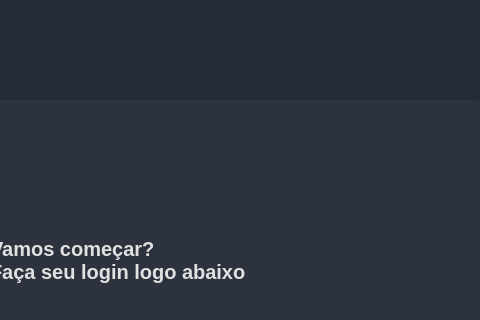
First picture: the form in ui_main.ui, repository cristovaoeustaquio/speech_integrator, before the edit; both pictures show x 210 to 690 and y 0 to 320 of the 800 by 800 pixel window.
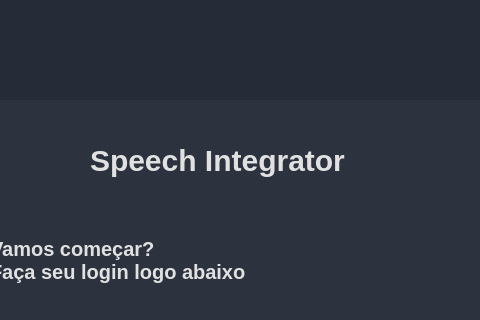
Second picture: the form after the edit. The open tabs and pages were chosen to show the change.

Diff of the .ui file:
```diff
--- a/ui_main.ui
+++ b/ui_main.ui
@@ -69,7 +69,7 @@
       </property>
       <property name="styleSheet">
        <string notr="true">background: #2c323e;
-border-radius: 20px;</string>
+</string>
       </property>
       <property name="currentIndex">
        <number>2</number>
@@ -265,6 +265,56 @@
          <string>Senha</string>
         </property>
        </widget>
+       <widget class="QLabel" name="labelTitle_5">
+        <property name="geometry">
+         <rect>
+          <x>200</x>
+          <y>20</y>
+          <width>301</width>
+          <height>81</height>
+         </rect>
+        </property>
+        <property name="font">
+         <font>
+          <family>Segoe UI</family>
+          <pointsize>-1</pointsize>
+          <bold>true</bold>
+         </font>
+        </property>
+        <property name="styleSheet">
+         <string notr="true">font-size: 30px;
+color: #e1e1e1;
+font-weight: 900;</string>
+        </property>
+        <property name="text">
+         <string>Speech Integrator</string>
+        </property>
+       </widget>
+       <widget class="QLabel" name="speechLabel">
+        <property name="geometry">
+         <rect>
+          <x>100</x>
+          <y>20</y>
+          <width>91</width>
+          <height>81</height>
+         </rect>
+        </property>
+        <property name="font">
+         <font>
+          <family>Segoe UI</family>
+          <pointsize>-1</pointsize>
+          <bold>true</bold>
+         </font>
+        </property>
+        <property name="styleSheet">
+         <string notr="true">font-size: 30px;
+color: #e1e1e1;
+font-weight: 900;</string>
+        </property>
+        <property name="text">
+         <string/>
+        </property>
+       </widget>
       </widget>
       <widget class="QWidget" name="page_2">
        <property name="minimumSize">
```
Left out of the diff: 26 changed lines with no effect on the pictures.
